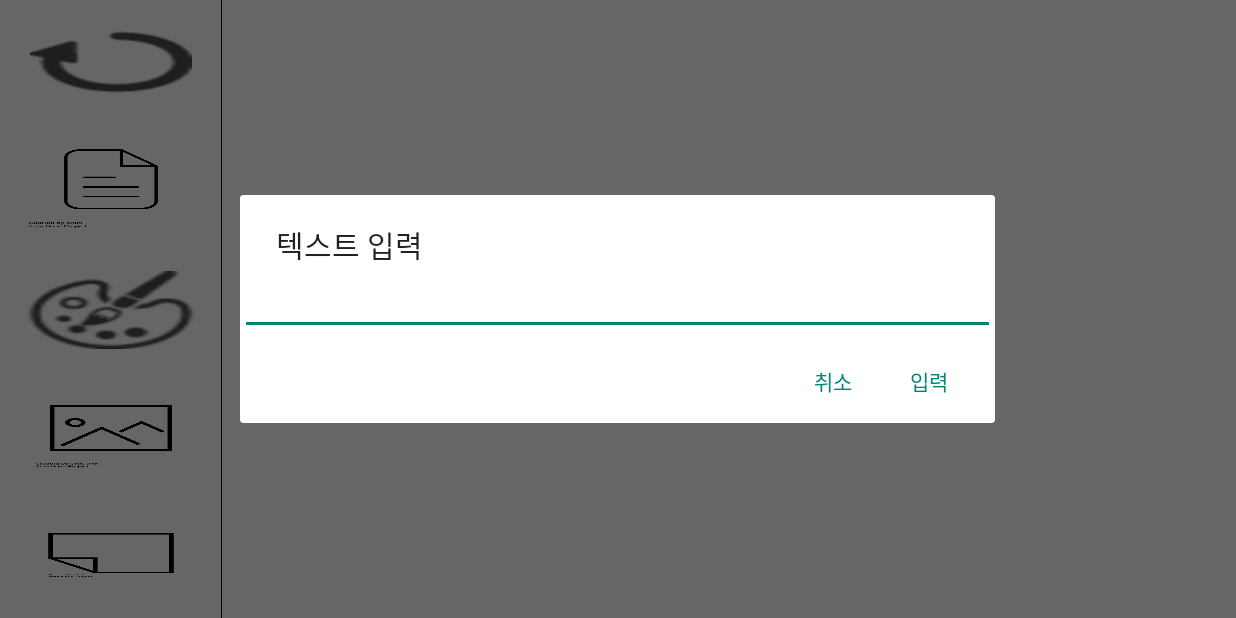
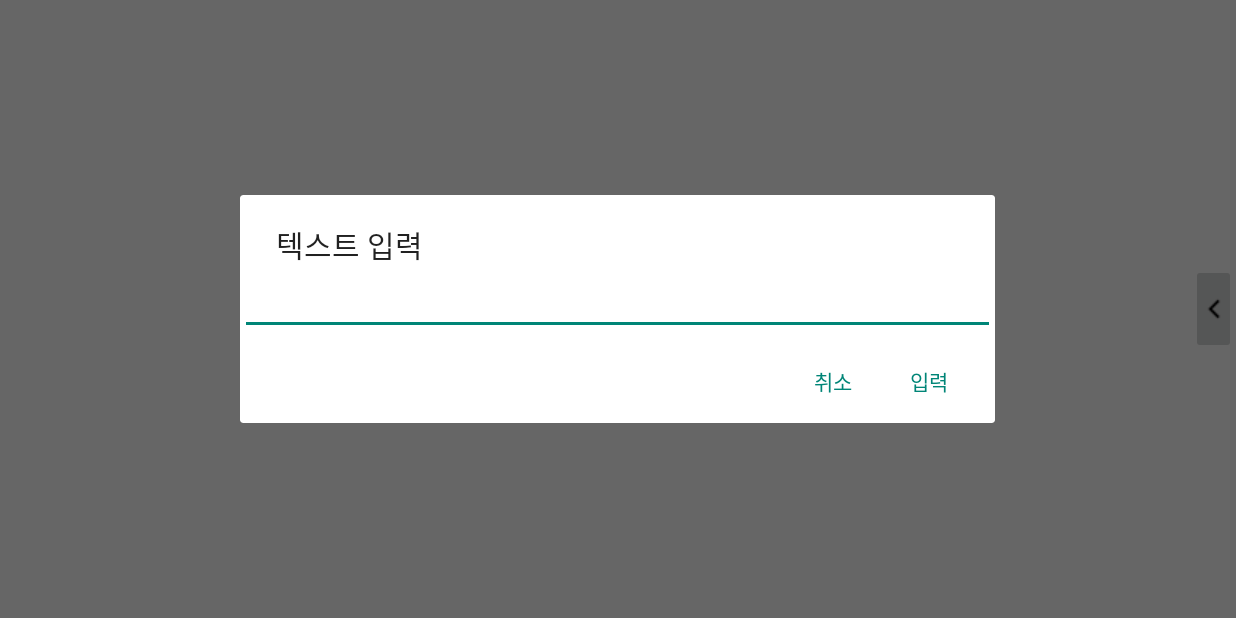
Before and after one commit to woogj/LEEKIM, an Android app: the WhiteboardActivity screen opened directly, with no data from a screen before it, after a tap on an icon or button, on a phone screen of 824 x 412 dp (held sideways). Run offline under Robolectric (Android 15) with nearby library versions, the phone set to English and light mode, and no system bars; 1 other tap on this screen came first.

Commit message:
화이트보드 메뉴툴 슬라이딩메뉴로 변경 포스트잇 이미지 변경 그림판 지우개 기능 수정

```diff
--- a/MobileWhiteBoard/app/src/main/java/project14_1/cookandroid/com/mobilewhiteboard/WhiteboardActivity.java
+++ b/MobileWhiteBoard/app/src/main/java/project14_1/cookandroid/com/mobilewhiteboard/WhiteboardActivity.java
@@ -6,6 +6,9 @@ import android.content.pm.PackageManager;
 import android.graphics.Bitmap;
 import android.graphics.Color;
 import android.Manifest;
+import android.graphics.Paint;
+import android.graphics.PorterDuff;
+import android.graphics.PorterDuffXfermode;
 import android.net.Uri;
 import android.os.Bundle;
 import android.os.Environment;
@@ -15,8 +18,13 @@ import android.support.v4.content.ContextCompat;
 import android.support.v7.app.AlertDialog;
 import android.support.v7.app.AppCompatActivity;
 import android.view.View;
+import android.view.animation.Animation;
+import android.view.animation.AnimationUtils;
+import android.widget.Button;
 import android.widget.EditText;
 import android.widget.ImageButton;
+import android.widget.LinearLayout;
+import android.widget.RelativeLayout;
 import android.widget.Toast;
 
 import java.io.FileNotFoundException;
@@ -27,8 +35,22 @@ import java.io.FileOutputStream;
  */
 public class WhiteboardActivity extends AppCompatActivity {
     View drawTool, baseView;
-    ImageButton ib_image, Ib_picture, btn_drawing, btnClear, btnEraser, btnPen, btnSave, Ib_postit, btnTxt;
+    ImageButton Ib_picture, btn_drawing, btnClear, btnEraser, btnPen, btnSave, Ib_postit, btnTxt;
+    LinearLayout menuTollbar;
     //Drawing drawing;
+    //슬라이드 열기/닫기 플래그
+    boolean isPageOpen = false;
+    //슬라이드 열기 애니메이션
+    Animation translateLeftAnim;
+    //슬라이드 닫기 애니메이션
+    Animation translateRightAnim;
+    //슬라이드 레이아웃
+    LinearLayout slidingMenu;
+    LinearLayout slidingColor;
+    ImageButton btnSliding;
+    ImageButton btnSliding2;
+    ImageButton btn_red;
+
 
     static int type = 0;
     static Uri rsrc = null;
@@ -40,21 +62,37 @@ public class WhiteboardActivity extends AppCompatActivity {
     protected void onCreate(Bundle savedIntanteState){
         super.onCreate(savedIntanteState);
         setContentView(R.layout.activity_whiteboard);
+
         checkDangerousPermissions();
+
+        //UI
+        slidingMenu = (LinearLayout)findViewById(R.id.slidingMenu);
+        btnSliding = (ImageButton)findViewById(R.id.btnSliding);
+        btnSliding2 = (ImageButton)findViewById(R.id.btnSliding2);
+
+        //애니메이션
+        translateLeftAnim = AnimationUtils.loadAnimation(this, R.anim.translate_left);
+        translateRightAnim = AnimationUtils.loadAnimation(this, R.anim.translate_right);
+
+        //애니메이션 리스너 설정
+        SlidingPageAnimationListener animationListener = new SlidingPageAnimationListener();
+
+        translateLeftAnim.setAnimationListener(animationListener);
+        translateRightAnim.setAnimationListener(animationListener);
         btnTxt = (ImageButton) findViewById(R.id.Ib_text);
         btn_drawing = (ImageButton) findViewById(R.id.btnDrawing);
         btnClear = (ImageButton)findViewById(R.id.btnClear);
         btnEraser = (ImageButton)findViewById(R.id.btnEraser);
         btnPen = (ImageButton)findViewById(R.id.btnPen);
         btnSave = (ImageButton)findViewById(R.id.btnSave);
-        baseView = (View)findViewById(R.id.baseView);
+        baseView = findViewById(R.id.baseView);
         Ib_postit = (ImageButton) findViewById(R.id.Ib_postit);
         Ib_picture = (ImageButton) findViewById(R.id.Ib_picture);
         btn_drawing = (ImageButton) findViewById(R.id.btnDrawing);
         btnClear = (ImageButton)findViewById(R.id.btnClear);
         btnEraser = (ImageButton)findViewById(R.id.btnEraser);
         btnPen = (ImageButton)findViewById(R.id.btnPen);
-        drawTool = (View) findViewById(R.id.DrawTool);
+        drawTool = findViewById(R.id.DrawTool);
         /*ib_image.setOnClickListener(new View.OnClickListener() {
             @Override
             public void onClick(View v) {
@@ -68,7 +106,15 @@ public class WhiteboardActivity extends AppCompatActivity {
         btnTxt.setOnClickListener(new View.OnClickListener(){
             @Override
             public void onClick(final View v){
-                drawTool.setVisibility(View.GONE);
+                if(isPageOpen){
+                    slidingMenu.setVisibility(View.INVISIBLE);
+                    btnSliding2.setVisibility(View.INVISIBLE);
+                    btnSliding.setVisibility(View.VISIBLE);
+
+
+                    isPageOpen = false;
+                }
+                drawTool.setVisibility(View.INVISIBLE);
                 type = 1;
 
                 AlertDialog.Builder alert = new AlertDialog.Builder(WhiteboardActivity.this);
@@ -97,6 +143,14 @@ public class WhiteboardActivity extends AppCompatActivity {
         btn_drawing.setOnClickListener(new View.OnClickListener(){
             @Override
             public void onClick(View v){
+                if(isPageOpen){
+                    slidingMenu.setVisibility(View.INVISIBLE);
+                    btnSliding2.setVisibility(View.INVISIBLE);
+                    btnSliding.setVisibility(View.VISIBLE);
+
+
+                    isPageOpen = false;
+                }
                 drawTool.setVisibility(View.VISIBLE);
                 type = 2;
             }
@@ -105,7 +159,15 @@ public class WhiteboardActivity extends AppCompatActivity {
         Ib_picture.setOnClickListener(new View.OnClickListener() {
             @Override
             public void onClick(View v) {
-                drawTool.setVisibility(View.GONE);
+                if(isPageOpen){
+                    slidingMenu.setVisibility(View.INVISIBLE);
+                    btnSliding2.setVisibility(View.INVISIBLE);
+                    btnSliding.setVisibility(View.VISIBLE);
+
+
+                    isPageOpen = false;
+                }
+                drawTool.setVisibility(View.INVISIBLE);
                 type = 3;
                 AlertDialog.Builder dlg = new AlertDialog.Builder(WhiteboardActivity.this);
                 dlg.setTitle("사진 업로드 옵션");
@@ -135,17 +197,34 @@ public class WhiteboardActivity extends AppCompatActivity {
             }
         });
 
+        Ib_postit.setOnClickListener(new View.OnClickListener() {
+            @Override
+            public void onClick(View v) {
+                if(isPageOpen){
+                    slidingMenu.setVisibility(View.INVISIBLE);
+                    btnSliding2.setVisibility(View.INVISIBLE);
+                    btnSliding.setVisibility(View.VISIBLE);
+
+
+                    isPageOpen = false;
+                }
+                type = 4;
+                drawTool.setVisibility(View.INVISIBLE);
+            }
+        });
+
         btnClear.setOnClickListener(new View.OnClickListener() {
             @Override
             public void onClick(View view) {
-                Drawing.canvasBitmap.eraseColor(Color.WHITE);
+                Drawing.canvasBitmap.eraseColor(Color.TRANSPARENT);
                 view.invalidate();
             }
         });
         btnEraser.setOnClickListener(new View.OnClickListener() {
             @Override
             public void onClick(View view) {
-                Drawing.drawPaint.setColor(Color.WHITE);
+                Drawing.drawPaint.setXfermode(new PorterDuffXfermode(PorterDuff.Mode.CLEAR));
+                //Drawing.drawPaint.setColor(Color.WHITE);
                 Drawing.drawPaint.setStrokeWidth(200);
                 view.invalidate();
             }
@@ -173,7 +252,8 @@ public class WhiteboardActivity extends AppCompatActivity {
         btnPen.setOnClickListener(new View.OnClickListener() {
             @Override
             public void onClick(View view) {
-                AlertDialog.Builder color = new AlertDialog.Builder(WhiteboardActivity.this);
+                ((Paint)Drawing.drawPaint).setXfermode(new PorterDuffXfermode(PorterDuff.Mode.ADD));
+                 AlertDialog.Builder color = new AlertDialog.Builder(WhiteboardActivity.this);
                 color.setItems(items, new DialogInterface.OnClickListener() {
                     @Override
                     public void onClick(DialogInterface dialogInterface, int i) {
@@ -201,14 +281,52 @@ public class WhiteboardActivity extends AppCompatActivity {
             }
         });
 
-        Ib_postit.setOnClickListener(new View.OnClickListener() {
-            @Override
-            public void onClick(View v) {
-                type = 4;
-                drawTool.setVisibility(View.GONE);
+
+    }
+    //버튼
+    public void onButton1Clicked(View v){
+        //닫기
+        if(isPageOpen){
+            //애니메이션 시작
+            slidingMenu.startAnimation(translateRightAnim);
+            btnSliding2.setVisibility(View.INVISIBLE);
+            btnSliding.setVisibility(View.VISIBLE);
+        }
+        //열기
+        else{
+            slidingMenu.setVisibility(View.VISIBLE);
+            slidingMenu.startAnimation(translateLeftAnim);
+            btnSliding.setVisibility(View.INVISIBLE);
+            btnSliding2.setVisibility(View.VISIBLE);
+        }
+    }
+
+    //애니메이션 리스너
+    private class SlidingPageAnimationListener implements Animation.AnimationListener {
+        @Override
+        public void onAnimationEnd(Animation animation) {
+            //슬라이드 열기->닫기
+            if(isPageOpen){
+                slidingMenu.setVisibility(View.INVISIBLE);
+
+                isPageOpen = false;
             }
-        });
+            //슬라이드 닫기->열기
+            else{
+
+                isPageOpen = true;
+            }
+        }
+        @Override
+        public void onAnimationRepeat(Animation animation) {
+
+        }
+        @Override
+        public void onAnimationStart(Animation animation) {
+
+        }
     }
+
 
     protected void onActivityResult(int requestCode, int resultCode, Intent data) {
         super.onActivityResult(requestCode, resultCode, data);
--- a/MobileWhiteBoard/app/src/main/res/layout/activity_whiteboard.xml
+++ b/MobileWhiteBoard/app/src/main/res/layout/activity_whiteboard.xml
@@ -1,15 +1,87 @@
 <?xml version="1.0" encoding="utf-8"?>
-<LinearLayout xmlns:android="http://schemas.android.com/apk/res/android"
+<FrameLayout xmlns:android="http://schemas.android.com/apk/res/android"
     xmlns:tools="http://schemas.android.com/tools"
-    android:orientation="horizontal"
+    android:background="@color/colorWhite"
     android:layout_width="match_parent"
     android:layout_height="match_parent">
 
     <LinearLayout
-        android:layout_width="0dip"
-        android:layout_height="fill_parent"
+        android:id="@+id/baseView"
+        android:background="@color/colorWhite"
+        android:layout_width="match_parent"
+        android:layout_height="match_parent"
+        android:orientation="vertical">
+        <RelativeLayout
+            android:id="@+id/DrawTool"
+            android:layout_width="match_parent"
+            android:layout_height="wrap_content"
+            android:gravity="left"
+            android:visibility="invisible">
+            <ImageButton
+                android:id="@+id/btnPen"
+                android:layout_width="wrap_content"
+                android:layout_height="wrap_content"
+                android:layout_alignBaseline="@id/btnEraser"
+                android:layout_toLeftOf="@id/btnEraser"
+                android:background="@null"
+                android:padding="5dp"
+                android:scaleType="fitXY"
+                android:src="@drawable/pen"
+                tools:ignore="DuplicateIds" />
+
+            <ImageButton
+                android:id="@+id/btnEraser"
+                android:layout_width="wrap_content"
+                android:layout_height="wrap_content"
+                android:layout_alignBaseline="@id/btnClear"
+                android:layout_marginRight="5px"
+                android:layout_toLeftOf="@id/btnClear"
+                android:background="@null"
+                android:padding="5sp"
+                android:scaleType="fitXY"
+                android:src="@drawable/icon_eraser" />
+
+            <ImageButton
+                android:id="@+id/btnClear"
+                android:layout_width="wrap_content"
+                android:layout_height="wrap_content"
+                android:layout_alignBaseline="@id/btnSave"
+                android:layout_toLeftOf="@id/btnSave"
+                android:background="@null"
+                android:padding="5sp"
+                android:scaleType="fitXY"
+                android:src="@drawable/clean" />
+
+            <ImageButton
+                android:id="@+id/btnSave"
+                android:layout_width="wrap_content"
+                android:layout_height="wrap_content"
+                android:layout_alignParentRight="true"
+                android:background="@null"
+                android:padding="10sp"
+                android:scaleType="fitXY"
+                android:src="@drawable/save" />
+        </RelativeLayout>
+        <RelativeLayout
+            android:layout_width="match_parent"
+            android:layout_height="match_parent"
+            android:layout_below="@+id/DrawTool">
+            <project14_1.cookandroid.com.mobilewhiteboard.Drawing
+                android:id="@+id/Drawing"
+                android:layout_width="match_parent"
+                android:layout_height="match_parent"
+                android:background="@color/colorWhite" />
+        </RelativeLayout>
+    </LinearLayout>
+
+    <LinearLayout
+        android:id="@+id/slidingMenu"
+        android:layout_width="100dp"
+        android:layout_height="match_parent"
         android:layout_weight="0.18"
+        android:layout_gravity="right"
         android:background="@drawable/border"
+        android:visibility="gone"
         android:orientation="vertical">
 
         <ImageButton
@@ -70,69 +142,23 @@
     </LinearLayout>
 
     <RelativeLayout
-        android:id="@+id/baseView"
-        android:background="@color/colorWhite"
-        android:layout_width="0dip"
-        android:layout_height="fill_parent"
-        android:layout_weight="0.82"
-        android:orientation="vertical">
-        <RelativeLayout
-            android:id="@+id/DrawTool"
-            android:layout_width="match_parent"
-            android:layout_height="wrap_content"
-            android:visibility="invisible">
-            <ImageButton
-                android:id="@+id/btnPen"
-                android:layout_width="wrap_content"
-                android:layout_height="wrap_content"
-                android:layout_alignBaseline="@id/btnEraser"
-                android:layout_toLeftOf="@id/btnEraser"
-                android:background="@null"
-                android:padding="5dp"
-                android:scaleType="fitXY"
-                android:src="@drawable/pen"
-                tools:ignore="DuplicateIds" />
-
-            <ImageButton
-                android:id="@+id/btnEraser"
-                android:layout_width="wrap_content"
-                android:layout_height="wrap_content"
-                android:layout_alignBaseline="@id/btnClear"
-                android:layout_marginRight="5px"
-                android:layout_toLeftOf="@id/btnClear"
-                android:background="@null"
-                android:padding="5sp"
-                android:scaleType="fitXY"
-                android:src="@drawable/icon_eraser" />
-
-            <ImageButton
-                android:id="@+id/btnClear"
-                android:layout_width="wrap_content"
-                android:layout_height="wrap_content"
-                android:layout_alignBaseline="@id/btnSave"
-                android:layout_toLeftOf="@id/btnSave"
-                android:background="@null"
-                android:padding="5sp"
-                android:scaleType="fitXY"
-                android:src="@drawable/clean" />
-
-            <ImageButton
-                android:id="@+id/btnSave"
-                android:layout_width="wrap_content"
-                android:layout_height="wrap_content"
-                android:layout_alignParentRight="true"
-                android:background="@null"
-                android:padding="10sp"
-                android:scaleType="fitXY"
-                android:src="@drawable/save" />
-        </RelativeLayout>
-
-        <project14_1.cookandroid.com.mobilewhiteboard.Drawing
-            android:id="@+id/Drawing"
-            android:layout_width="match_parent"
-            android:layout_height="match_parent"
-            android:layout_below="@+id/DrawTool"
-            android:background="@color/colorWhite" />
-
+        android:orientation="vertical"
+        android:layout_gravity="right|center"
+        android:layout_width="wrap_content"
+        android:layout_height="wrap_content">
+        <ImageButton
+            android:id="@+id/btnSliding"
+            android:src="@drawable/ic_left"
+            android:layout_width="30dp"
+            android:layout_height="60dp"
+            android:visibility="visible"
+            android:onClick="onButton1Clicked"/>
+        <ImageButton
+            android:id="@+id/btnSliding2"
+            android:src="@drawable/ic_right"
+            android:layout_width="30dp"
+            android:layout_height="60dp"
+            android:visibility="invisible"
+            android:onClick="onButton1Clicked"/>
     </RelativeLayout>
-</LinearLayout>
+</FrameLayout>
```
Also changed, not shown: MobileWhiteBoard/app/src/main/java/project14_1/cookandroid/com/mobilewhiteboard/Drawing.java (+2 -10 lines), MobileWhiteBoard/app/src/main/java/project14_1/cookandroid/com/mobilewhiteboard/MainActivity.java (+10 -5 lines), MobileWhiteBoard/app/src/main/res/anim/translate_left.xml (added, +8 -0 lines), MobileWhiteBoard/app/src/main/res/anim/translate_right.xml (added, +8 -0 lines), MobileWhiteBoard/app/src/main/res/drawable/ic_left.png (added), MobileWhiteBoard/app/src/main/res/drawable/ic_red.png (added), MobileWhiteBoard/app/src/main/res/drawable/ic_right.png (added), MobileWhiteBoard/app/src/main/res/drawable/postit3.png (added), 2 other files.
